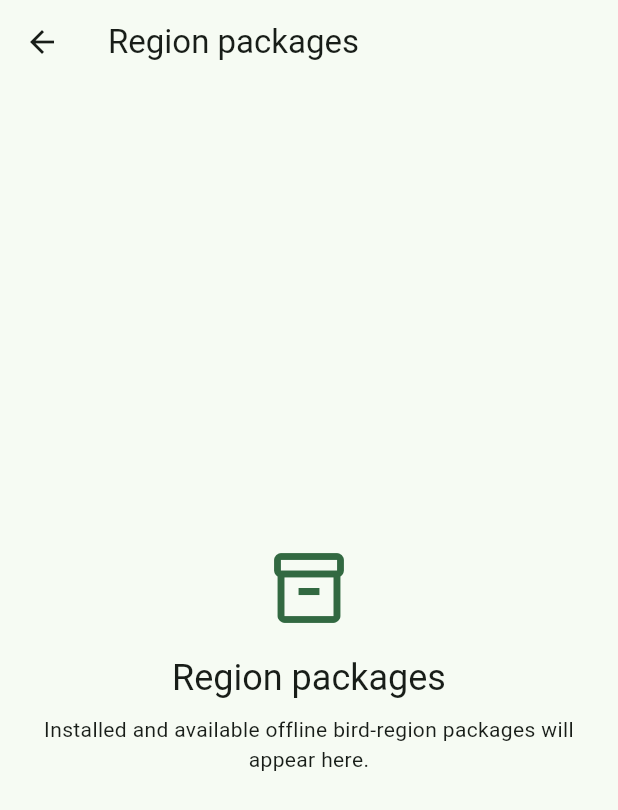
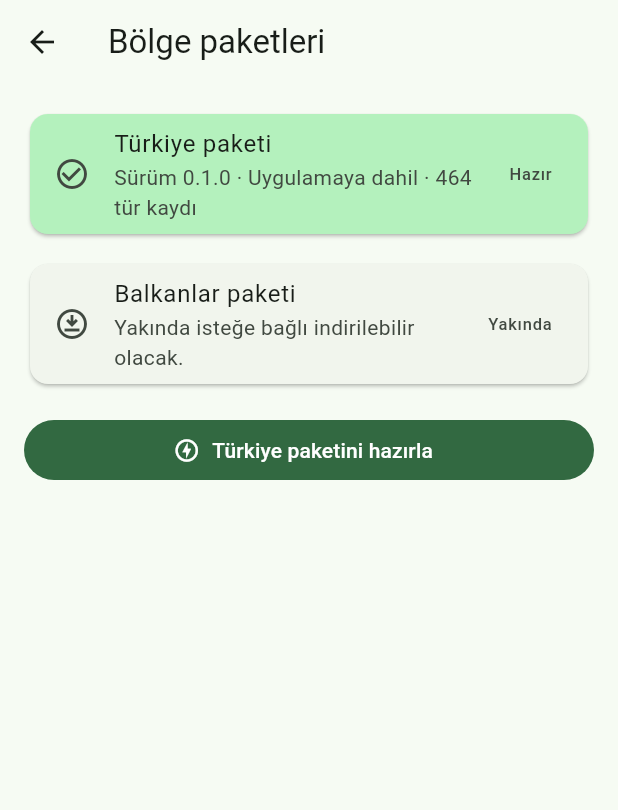
Before and after one commit to arduhoby/firbird, a Flutter app: the screen it shows after launch, after a tap on "Get started", after a tap on "Region packages", on a phone screen of 412 x 824 dp. Shown: the top 810 px of the screen. Run offline on Flutter 3.47's test engine with Material 3 defaults, Android fonts, the phone set to English and light mode, and no system bars; our stand-ins replace dio, drift, flutter_map, flutter_riverpod, geolocator, go_router and 3 more; missing offline and left inert: exif, flutter_onnxruntime; accounts and stored records are empty; project files that could hold a hidden picture were left out.

Commit message:
Bundle Turkey package 0.1.0

```diff
--- a/lib/app/firbird_app.dart
+++ b/lib/app/firbird_app.dart
@@ -7,6 +7,7 @@ import 'package:firbird/app/back_to_home_button.dart';
 import 'package:firbird/app/observation_context_screen.dart';
 import 'package:firbird/app/nearby_birds_screen.dart';
 import 'package:firbird/inference/bird_inference_engine.dart';
+import 'package:firbird/inference/onnx_bird_inference_engine.dart';
 import 'package:firbird/l10n/app_localizations.dart';
 import 'package:flutter/material.dart';
 import 'package:flutter_map/flutter_map.dart';
@@ -50,7 +51,7 @@ final GoRouter _router = GoRouter(
     GoRoute(
       path: '/packages',
       builder: (BuildContext context, GoRouterState state) =>
-          const FeatureScreen(feature: AppFeature.packages),
+          const TurkeyPackagesScreen(),
     ),
     GoRoute(
       path: '/explore',
@@ -659,6 +660,56 @@ class _PhotoMetadata {
 
 enum AppFeature { history, packages, explore, settings, speciesDetail }
 
+class TurkeyPackagesScreen extends StatelessWidget {
+  const TurkeyPackagesScreen({super.key});
+
+  @override
+  Widget build(BuildContext context) => Scaffold(
+    appBar: AppBar(
+      title: const Text('Bölge paketleri'),
+      leading: const BackToHomeButton(),
+    ),
+    body: ListView(
+      padding: const EdgeInsets.all(16),
+      children: <Widget>[
+        Card(
+          color: Theme.of(context).colorScheme.primaryContainer,
+          child: const ListTile(
+            leading: Icon(Icons.check_circle_outline),
+            title: Text('Türkiye paketi'),
+            subtitle: Text(
+              'Sürüm 0.1.0 · Uygulamaya dahil · 464 tür kaydı',
+            ),
+            trailing: Text('Hazır'),
+          ),
+        ),
+        const SizedBox(height: 12),
+        const Card(
+          child: ListTile(
+            leading: Icon(Icons.download_for_offline_outlined),
+            title: Text('Balkanlar paketi'),
+            subtitle: Text('Yakında isteğe bağlı indirilebilir olacak.'),
+            trailing: Text('Yakında'),
+          ),
+        ),
+        const SizedBox(height: 16),
+        FilledButton.icon(
+          onPressed: () async {
+            await OnnxBirdInferenceEngine.ensureTurkeyPackageInstalled();
+            if (context.mounted) {
+              ScaffoldMessenger.of(context).showSnackBar(
+                const SnackBar(content: Text('Türkiye paketi hazır.')),
+              );
+            }
+          },
+          icon: const Icon(Icons.offline_bolt_outlined),
+          label: const Text('Türkiye paketini hazırla'),
+        ),
+      ],
+    ),
+  );
+}
+
 class FeatureScreen extends StatelessWidget {
   const FeatureScreen({required this.feature, super.key});
 
--- a/pubspec.yaml
+++ b/pubspec.yaml
@@ -16,7 +16,7 @@ publish_to: 'none' # Remove this line if you wish to publish to pub.dev
 # https://developer.apple.com/library/archive/documentation/General/Reference/InfoPlistKeyReference/Articles/CoreFoundationKeys.html
 # In Windows, build-name is used as the major, minor, and patch parts
 # of the product and file versions while build-number is used as the build suffix.
-version: 0.0.6+6
+version: 0.1.0+10
 
 environment:
   sdk: ^3.12.2
@@ -78,6 +78,9 @@ flutter:
   assets:
     - assets/models/birds_v1.tflite
     - assets/model_catalog/turkey-bioclip2-int8.json
+    - tools/model_staging/turkey_0.1.0/model.onnx
+    - tools/model_staging/turkey_0.1.0/embeddings.npy
+    - tools/model_staging/turkey_0.1.0/candidates.json
 
   # The following line ensures that the Material Icons font is
   # included with your application, so that you can use the icons in
```
Also changed, not shown: lib/app/nearby_birds_screen.dart (+4 -4 lines), lib/inference/onnx_bird_inference_engine.dart (+39 -8 lines).
